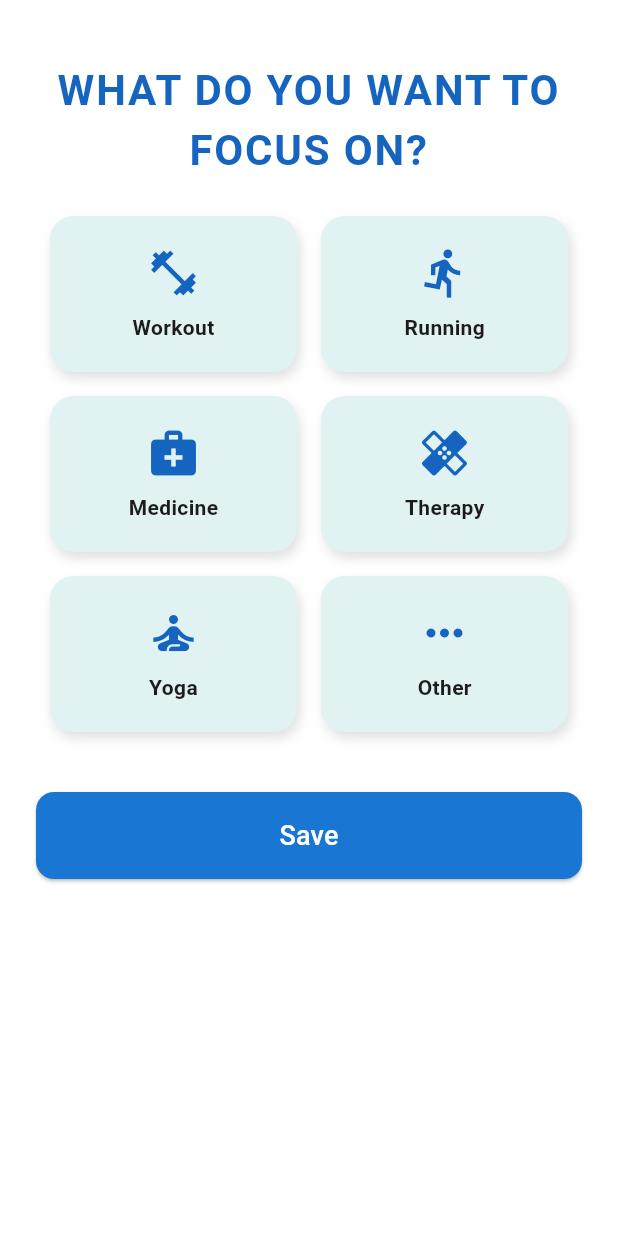
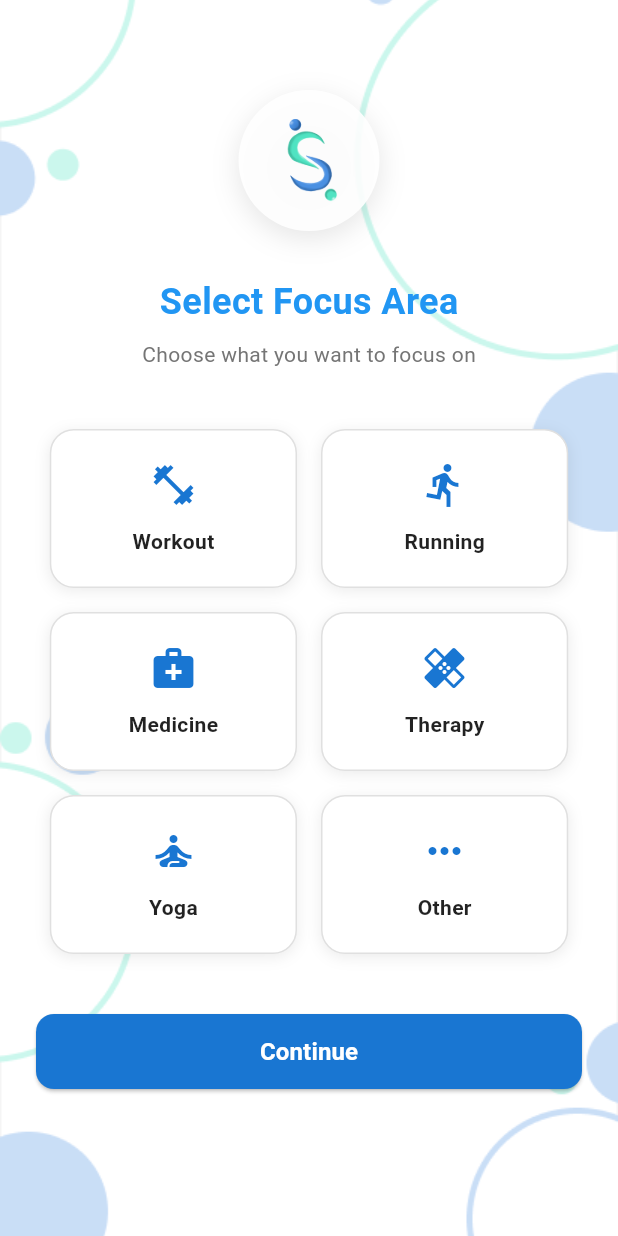
Before and after one commit to zxhenn/Flutter-Project, a Flutter app: the ProfileSetupScreen2 screen opened by its route, on a phone screen of 412 x 824 dp. Run offline on Flutter 3.47's test engine with Material 3 defaults, Android fonts, the phone set to English and light mode, and no system bars; our stand-ins replace awesome_notifications, cloud_firestore, firebase_auth, firebase_core, fl_chart, geolocator and 3 more; accounts and stored records are empty.

Commit message:
redesigned profile setup

```diff
--- a/lib/screens/login_screen.dart
+++ b/lib/screens/login_screen.dart
@@ -134,6 +134,10 @@ class _LoginScreenState extends State<LoginScreen> {
               'assets/images/bg.png',
               fit: BoxFit.cover,
             ),
+          ),
+          // Overlay to reduce background opacity
+          Container(
+            color: Colors.white.withOpacity(0.7),
           ),
           SafeArea(
             child: SingleChildScrollView(
--- a/lib/screens/profile_setup_screen.dart
+++ b/lib/screens/profile_setup_screen.dart
@@ -215,6 +215,10 @@ class _ProfileSetupScreenState extends State<ProfileSetupScreen> {
               'assets/images/bg.png',
               fit: BoxFit.cover,
             ),
+          ),
+          // Overlay to reduce background opacity
+          Container(
+            color: Colors.white.withOpacity(0.7),
           ),
           SafeArea(
             child: SingleChildScrollView(
--- a/lib/screens/profile_setup_screen2.dart
+++ b/lib/screens/profile_setup_screen2.dart
@@ -54,26 +54,72 @@ class _ProfileSetupScreen2State extends State<ProfileSetupScreen2> {
   @override
   Widget build(BuildContext context) {
     return Scaffold(
-      backgroundColor: Colors.white,
-      body: SafeArea(
-        child: SingleChildScrollView(
-          padding: const EdgeInsets.symmetric(horizontal: 24, vertical: 16),
-          child: Column(
-            crossAxisAlignment: CrossAxisAlignment.center,
+      body: Stack(
         children: [
-              const SizedBox(height: 24),
-              Text(
-                'WHAT DO YOU WANT TO FOCUS ON?',
-                textAlign: TextAlign.center,
-                style: TextStyle(
-                  fontSize: 28,
-                  fontWeight: FontWeight.bold,
-                  color: Colors.blue[800],
-                  letterSpacing: 1.2,
+          // Background Image
+          SizedBox.expand(
+            child: Image.asset(
+              'assets/images/bg.png',
+              fit: BoxFit.cover,
             ),
           ),
-              const SizedBox(height: 24),
+          // Overlay to reduce background opacity
+          Container(
+            color: Colors.white.withOpacity(0.7),
+          ),
+          SafeArea(
+            child: SingleChildScrollView(
+              padding: const EdgeInsets.fromLTRB(24, 40, 24, 24),
+              child: Column(
+                crossAxisAlignment: CrossAxisAlignment.stretch,
+                children: [
+                  const SizedBox(height: 20),
+                  // App Logo
+                  Center(
+                    child: Container(
+                      padding: const EdgeInsets.all(12),
+                      decoration: BoxDecoration(
+                        color: Colors.white.withOpacity(0.9),
+                        shape: BoxShape.circle,
+                        boxShadow: [
+                          BoxShadow(
+                            color: Colors.black.withOpacity(0.1),
+                            blurRadius: 15,
+                            offset: const Offset(0, 5),
+                          ),
+                        ],
+                      ),
+                      child: Image.asset(
+                        'assets/app_icon.png',
+                        height: 70,
+                        width: 70,
+                      ),
+                    ),
+                  ),
+                  const SizedBox(height: 30),
+                  const Center(
+                    child: Text(
+                      'Select Focus Area',
+                      style: TextStyle(
+                        fontSize: 24,
+                        fontWeight: FontWeight.w600,
+                        color: Colors.blue,
+                      ),
+                    ),
+                  ),
+                  const SizedBox(height: 8),
+                  Center(
+                    child: Text(
+                      'Choose what you want to focus on',
+                      style: TextStyle(
+                        fontSize: 14,
+                        color: Colors.grey[600],
+                      ),
+                    ),
+                  ),
+                  const SizedBox(height: 40),
 
+                  // Focus Options
                   Wrap(
                     spacing: 16,
                     runSpacing: 16,
@@ -89,23 +135,43 @@ class _ProfileSetupScreen2State extends State<ProfileSetupScreen2> {
                   ),
 
                   const SizedBox(height: 40),
+                  // Continue Button
                   SizedBox(
                     width: double.infinity,
+                    height: 50,
                     child: ElevatedButton(
                       onPressed: _isSaving ? null : onProfileSetupComplete,
                       style: ElevatedButton.styleFrom(
                         backgroundColor: Colors.blue[700],
-                    padding: const EdgeInsets.symmetric(vertical: 16),
-                    shape: RoundedRectangleBorder(borderRadius: BorderRadius.circular(12)),
+                        shape: RoundedRectangleBorder(
+                          borderRadius: BorderRadius.circular(12),
+                        ),
                       ),
                       child: _isSaving
-                      ? const CircularProgressIndicator(color: Colors.white)
-                      : const Text('Save', style: TextStyle(fontSize: 18, color: Colors.white)),
+                          ? const SizedBox(
+                              height: 20,
+                              width: 20,
+                              child: CircularProgressIndicator(
+                                color: Colors.white,
+                                strokeWidth: 2,
+                              ),
+                            )
+                          : const Text(
+                              'Continue',
+                              style: TextStyle(
+                                color: Colors.white,
+                                fontWeight: FontWeight.bold,
+                                fontSize: 16,
+                              ),
+                            ),
+                    ),
+                  ),
+                  const SizedBox(height: 20),
+                ],
+              ),
             ),
           ),
         ],
-          ),
-        ),
       ),
     );
   }
@@ -115,23 +181,41 @@ class _ProfileSetupScreen2State extends State<ProfileSetupScreen2> {
 
     return GestureDetector(
       onTap: () => setState(() => selectedFocus = label),
-      child: AnimatedContainer(
-        duration: const Duration(milliseconds: 200),
+      child: Container(
         width: MediaQuery.of(context).size.width * 0.4,
-        padding: const EdgeInsets.symmetric(vertical: 20),
+        padding: const EdgeInsets.symmetric(vertical: 20, horizontal: 16),
         decoration: BoxDecoration(
-          color: isSelected ? Colors.blue[100] : Colors.teal[50],
+          color: isSelected ? Colors.blue[700] : Colors.white,
           borderRadius: BorderRadius.circular(16),
-          boxShadow: const [
-            BoxShadow(color: Colors.black12, blurRadius: 6, offset: Offset(2, 4)),
+          border: Border.all(
+            color: isSelected ? Colors.blue[700]! : Colors.grey[300]!,
+            width: isSelected ? 2 : 1,
+          ),
+          boxShadow: [
+            BoxShadow(
+              color: Colors.black.withOpacity(0.08),
+              blurRadius: 8,
+              offset: const Offset(0, 2),
+            ),
           ],
         ),
         child: Column(
           mainAxisAlignment: MainAxisAlignment.center,
           children: [
-            Icon(icon, size: 36, color: Colors.blue[800]),
-            const SizedBox(height: 8),
-            Text(label, style: const TextStyle(fontWeight: FontWeight.bold)),
+            Icon(
+              icon,
+              size: 32,
+              color: isSelected ? Colors.white : Colors.blue[700],
+            ),
+            const SizedBox(height: 12),
+            Text(
+              label,
+              style: TextStyle(
+                fontWeight: FontWeight.w600,
+                fontSize: 14,
+                color: isSelected ? Colors.white : Colors.black87,
+              ),
+            ),
           ],
         ),
       ),
--- a/lib/screens/signup_screen.dart
+++ b/lib/screens/signup_screen.dart
@@ -95,6 +95,10 @@ class _SignUpScreenState extends State<SignUpScreen> {
               'assets/images/bg.png',
               fit: BoxFit.cover,
             ),
+          ),
+          // Overlay to reduce background opacity
+          Container(
+            color: Colors.white.withOpacity(0.7),
           ),
           SafeArea(
             child: SingleChildScrollView(
```
Lines whose indentation alone changed are shown as unchanged.
